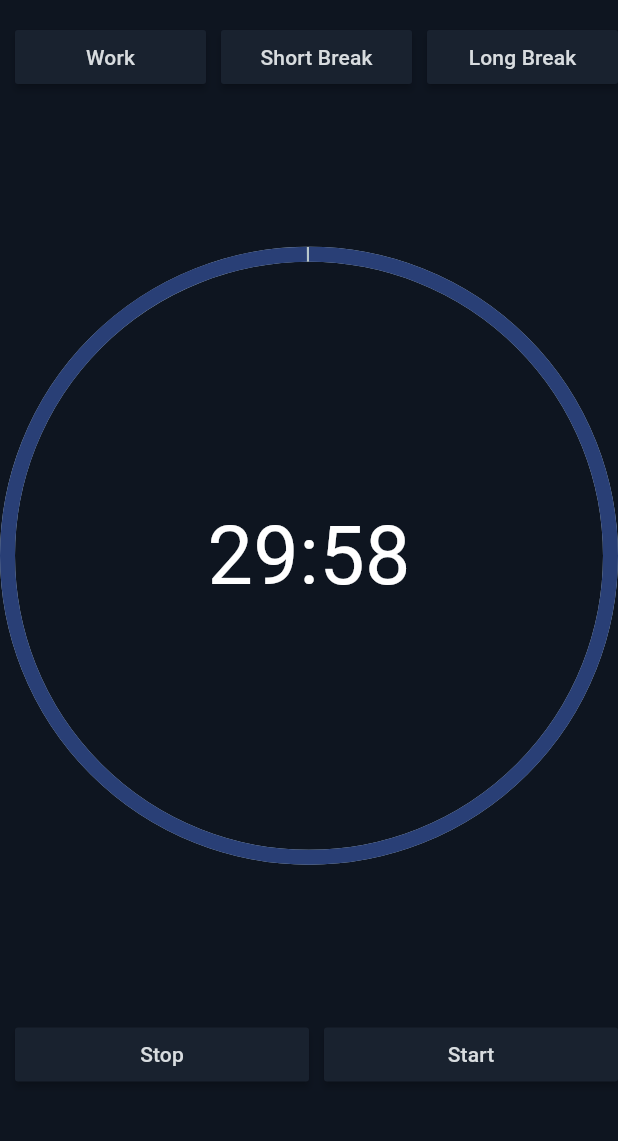
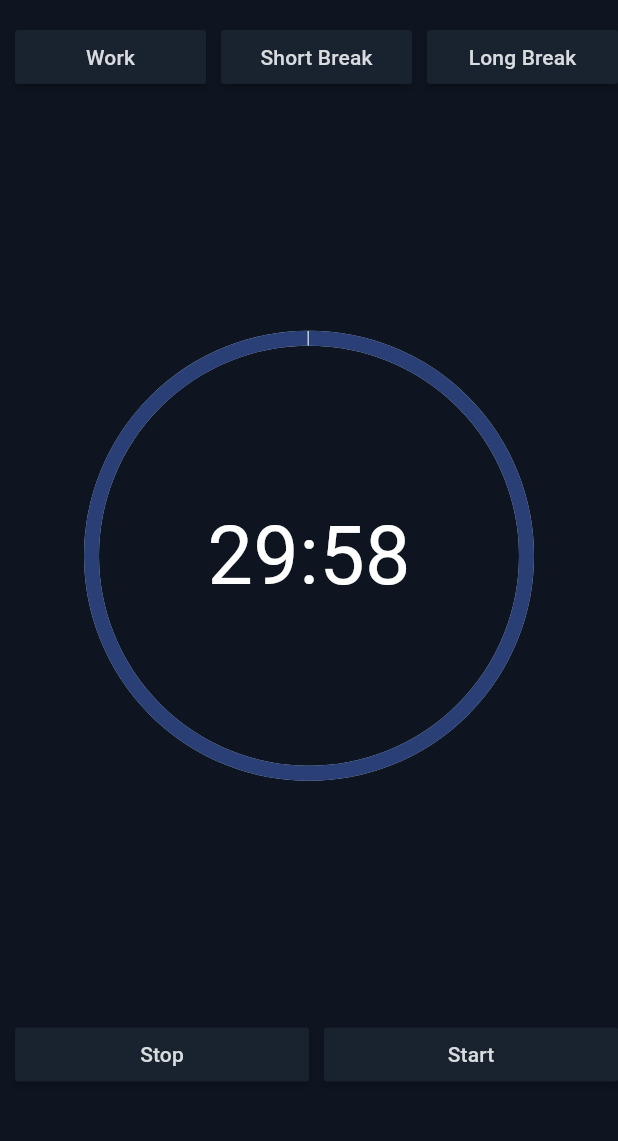
Before and after one commit to PiuPauxD/work_timer, a Flutter app: the screen it shows after launch, after a tap on "Work", on a phone screen of 412 x 824 dp, the part 63-1204 px from its top. Run offline on Flutter 3.47's test engine with Material 3 defaults, Android fonts, the phone set to English and light mode, and no system bars; drawn by our look-alikes of percent_indicator; our stand-ins replace shared_preferences.

```diff
--- a/lib/main.dart
+++ b/lib/main.dart
@@ -10,9 +10,6 @@ void main(){
     MaterialApp(
       debugShowCheckedModeBanner: false,
       title: 'Productivity timer',
-      theme: ThemeData(
-        primarySwatch: Colors.blue,
-      ),
       home: MyApp(),
     ),
   );
@@ -72,7 +69,6 @@ class MyApp extends StatelessWidget {
       ),
       body: LayoutBuilder(
         builder: (BuildContext context, BoxConstraints constraints){
-          final double availableWidth = constraints.maxWidth;
           return SafeArea(
             child: Column(
             children: [
@@ -121,11 +117,11 @@ class MyApp extends StatelessWidget {
                 stream: timer.stream(),
                 builder: (BuildContext context, AsyncSnapshot<TimerModel> snapshot) {
                   final timerData = snapshot.data ?? TimerModel('00:00', 1);
-
                   return CircularPercentIndicator(
-                    radius: availableWidth / 2,
+                    radius:150,
                     lineWidth: 10,
-                    percent: timerData.percent,
+                    animation: false,
+                    percent: timerData.percent.clamp(0.01, 1.0),
                     center: Text(
                       timerData.time,
                       style: TextStyle(
```
